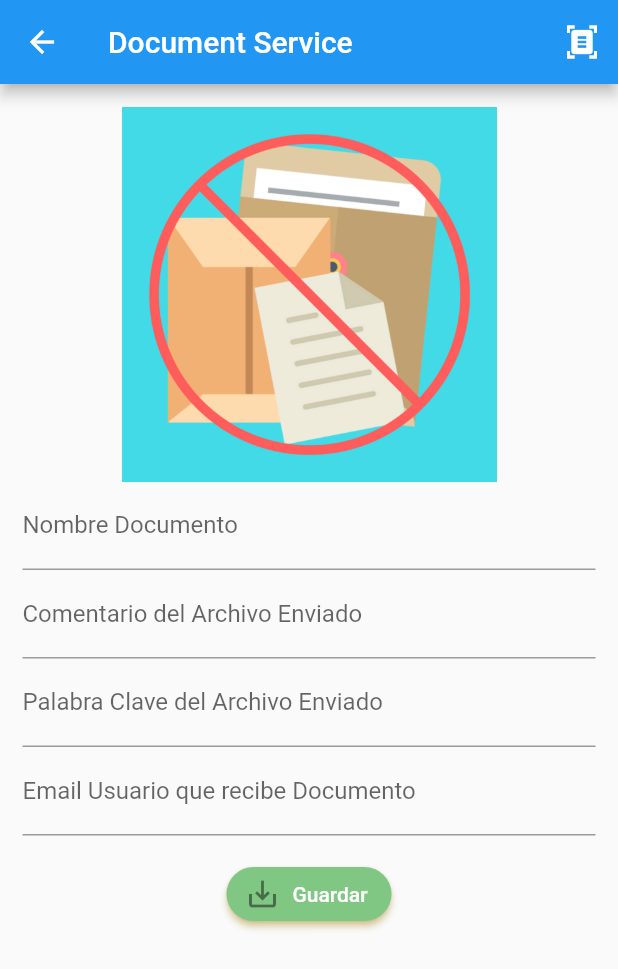
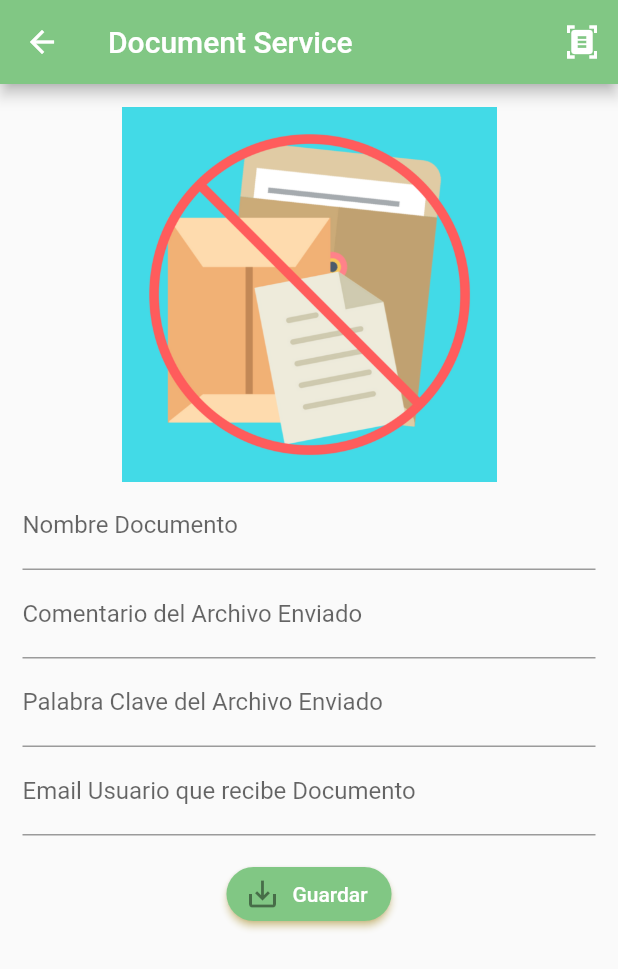
Before and after one commit to darwinuzcategui/qwebservice, a Flutter app: the DocumentPage screen opened by its route, on a phone screen of 412 x 824 dp. Shown: the top 969 px of the screen. Run offline on Flutter 3.47's test engine with Material 2 defaults, Android fonts, the phone set to English and light mode, and no system bars; our stand-ins replace file_picker, rxdart, shared_preferences; accounts and stored records are empty.

Commit message:
Actulizacion de QwebApp flutter 3.3

```diff
--- a/lib/src/pages/document_page.dart
+++ b/lib/src/pages/document_page.dart
@@ -34,6 +34,7 @@ class _DocumentPageState extends State<DocumentPage> {
   Widget build(BuildContext context) {
     return Scaffold(
       appBar: AppBar(
+        backgroundColor: Colors.green.shade300,
         title: Text('Document Service'),
         actions: <Widget>[
           IconButton(
@@ -110,7 +111,7 @@ class _DocumentPageState extends State<DocumentPage> {
             label: Text('Guardar'),
             onPressed: _submit,
             style: ElevatedButton.styleFrom(
-                primary: Colors.green.shade300,
+                backgroundColor: Colors.green.shade300,
                 shape: new RoundedRectangleBorder(
                   borderRadius: new BorderRadius.circular(20.0),
                 ),
--- a/lib/src/pages/home_page.dart
+++ b/lib/src/pages/home_page.dart
@@ -16,6 +16,7 @@ class HomePage extends StatelessWidget {
 
     return Scaffold(
       appBar: AppBar(
+        backgroundColor: Colors.green.shade300,
         title: Text('Home'),
         leading: IconButton(
           icon: Icon(Icons.login_outlined),
--- a/lib/src/pages/registro_pag.dart
+++ b/lib/src/pages/registro_pag.dart
@@ -1,5 +1,4 @@
 import 'package:flutter/material.dart';
-import 'package:flutter/rendering.dart';
 import 'package:qwebdoc/src/bloc/provider.dart';
 import 'package:qwebdoc/src/preferences_userQweb/preferences_userQweb.dart';
 import 'package:qwebdoc/src/providers/userQweb_provider.dart';
@@ -118,8 +117,7 @@ class _RegistroPageState extends State<RegistroPage> {
 
   Widget _crearBoton(LoginBloc bloc) {
     final ButtonStyle flatButtonStyle = TextButton.styleFrom(
-      primary: Color.fromRGBO(121, 162, 198, 1.0),
-      // backgroundColor: Color.fromRGBO(92, 224, 132, 1.0),
+      foregroundColor: Colors.blue,
       elevation: 0.0,
       minimumSize: Size(88, 36),
       padding: EdgeInsets.symmetric(horizontal: 16.0),
```
Also changed, not shown: lib/src/pages/login_page.dart (+2 -5 lines), pubspec.lock, 3 other files.
